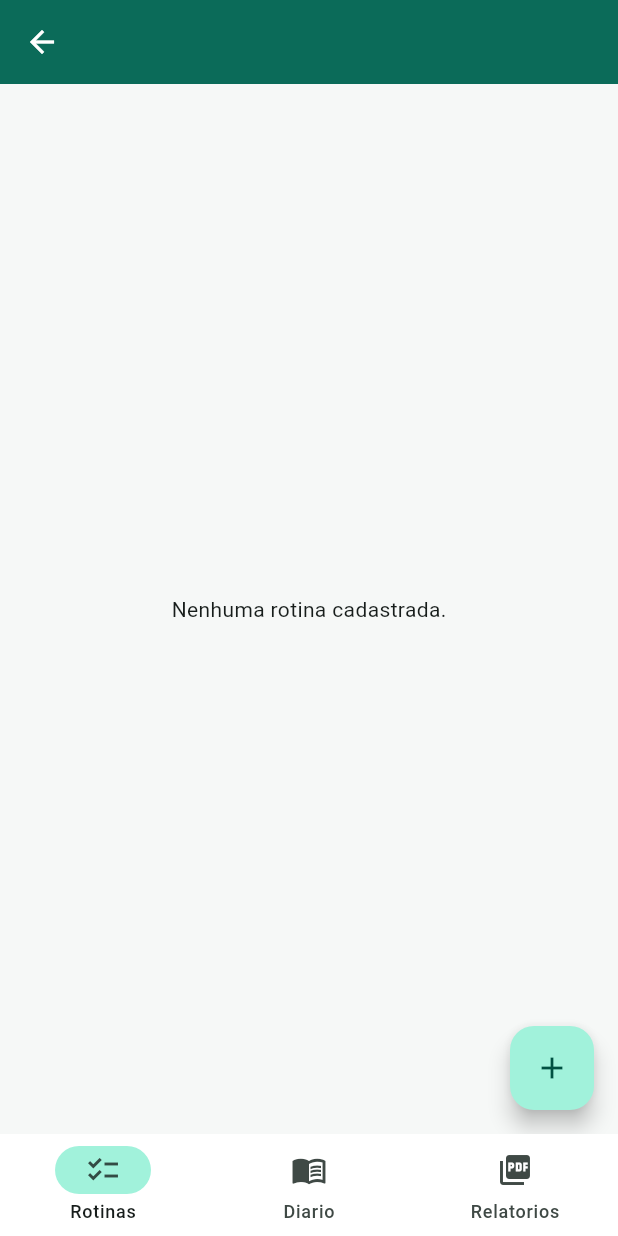
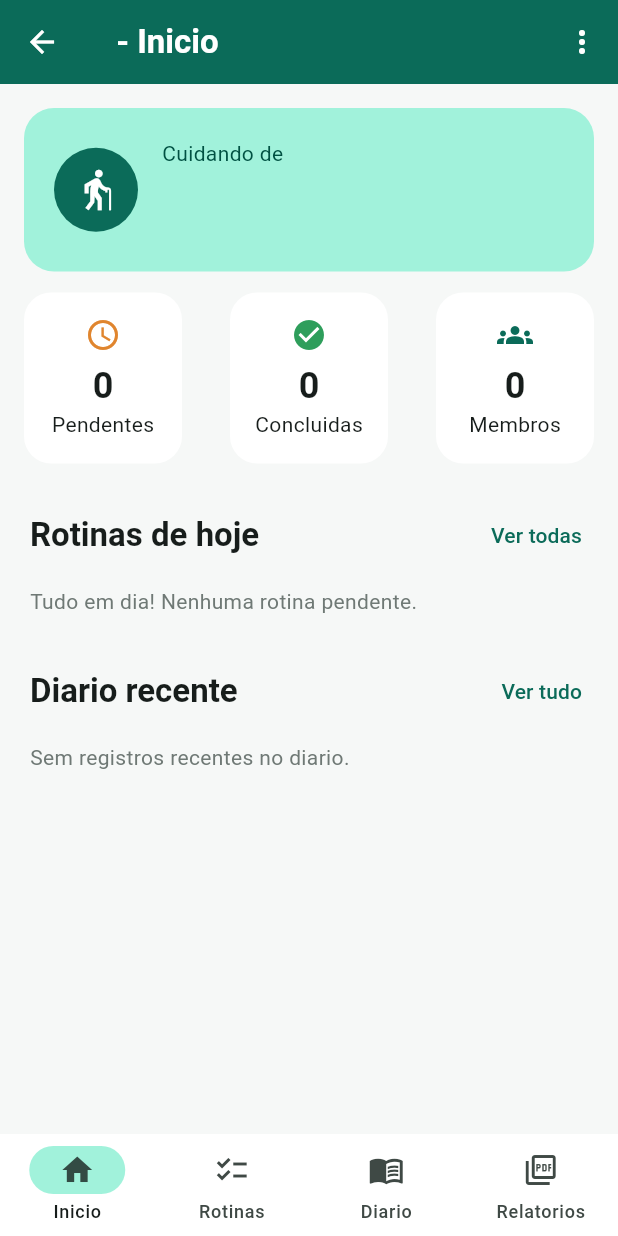
Before and after one commit to TheDorival/cuida-bem, a Flutter app: the GrupoHomeScreen screen opened directly with empty values, on a phone screen of 412 x 824 dp. Run offline on Flutter 3.47's test engine with Material 3 defaults, Android fonts, the phone set to English and light mode, and no system bars; our stand-ins replace firebase_auth, firebase_core; accounts and stored records are empty; network calls fail.

Commit message:
feat: adiciona dashboard do grupo com resumo do dia e navegacao em quatro abas

```diff
--- /dev/null
+++ b/app/lib/screens/dashboard_screen.dart
@@ -0,0 +1,173 @@
+import 'package:flutter/material.dart';
+import 'package:provider/provider.dart';
+import 'package:intl/intl.dart';
+import '../config/rotulos.dart';
+import '../models/grupo.dart';
+import '../providers/rotina_provider.dart';
+import '../providers/diario_provider.dart';
+import '../widgets/visao_estado.dart';
+
+/// Tela inicial do grupo com resumo do dia (rotinas pendentes, diario recente).
+class DashboardScreen extends StatefulWidget {
+  final Grupo grupo;
+  final void Function(int destino) aoIrPara;
+  const DashboardScreen({super.key, required this.grupo, required this.aoIrPara});
+
+  @override
+  State<DashboardScreen> createState() => _DashboardScreenState();
+}
+
+class _DashboardScreenState extends State<DashboardScreen> {
+  final _hora = DateFormat('HH:mm');
+  final _data = DateFormat('dd/MM HH:mm');
+
+  @override
+  void initState() {
+    super.initState();
+    WidgetsBinding.instance.addPostFrameCallback((_) => _carregar());
+  }
+
+  Future<void> _carregar() async {
+    await context.read<RotinaProvider>().carregar(widget.grupo.id);
+    if (mounted) await context.read<DiarioProvider>().carregar(widget.grupo.id);
+  }
+
+  @override
+  Widget build(BuildContext context) {
+    final cor = Theme.of(context).colorScheme;
+    final rotinaProv = context.watch<RotinaProvider>();
+    final diarioProv = context.watch<DiarioProvider>();
+
+    final rotinas = rotinaProv.rotinas;
+    final pendentes = rotinas.where((r) => r.status == 'PENDENTE').toList();
+    final concluidas = rotinas.where((r) => r.status == 'CONCLUIDA').length;
+    final recentes = diarioProv.entradas.reversed.take(3).toList();
+
+    return RefreshIndicator(
+      onRefresh: _carregar,
+      child: ListView(
+        padding: const EdgeInsets.only(bottom: 24),
+        children: [
+          // Cabecalho de boas-vindas
+          Container(
+            margin: const EdgeInsets.fromLTRB(16, 16, 16, 8),
+            padding: const EdgeInsets.all(20),
+            decoration: BoxDecoration(
+              color: cor.primaryContainer,
+              borderRadius: BorderRadius.circular(20),
+            ),
+            child: Row(
+              children: [
+                CircleAvatar(
+                  radius: 28,
+                  backgroundColor: cor.primary,
+                  child: const Icon(Icons.elderly, color: Colors.white, size: 30),
+                ),
+                const SizedBox(width: 16),
+                Expanded(
+                  child: Column(
+                    crossAxisAlignment: CrossAxisAlignment.start,
+                    children: [
+                      Text('Cuidando de', style: TextStyle(color: cor.onPrimaryContainer)),
+                      Text(widget.grupo.nomeIdoso,
+                          style: Theme.of(context).textTheme.titleLarge?.copyWith(
+                              color: cor.onPrimaryContainer, fontWeight: FontWeight.bold)),
+                      Text(widget.grupo.nome, style: TextStyle(color: cor.onPrimaryContainer)),
+                    ],
+                  ),
+                ),
+              ],
+            ),
+          ),
+
+          // Resumo em numeros
+          Row(
+            children: [
+              _resumo(context, '${pendentes.length}', 'Pendentes', Icons.schedule, const Color(0xFFE0852E)),
+              _resumo(context, '$concluidas', 'Concluidas', Icons.check_circle, const Color(0xFF2E9E5B)),
+              _resumo(context, '${widget.grupo.membros.length}', 'Membros', Icons.groups, cor.primary),
+            ],
+          ),
+
+          // Rotinas de hoje
+          _tituloSecao(context, 'Rotinas de hoje', 'Ver todas', () => widget.aoIrPara(1)),
+          if (rotinaProv.carregando)
+            const Padding(padding: EdgeInsets.all(24), child: Carregando())
+          else if (pendentes.isEmpty)
+            _vazioInline(context, 'Tudo em dia! Nenhuma rotina pendente.')
+          else
+            ...pendentes.take(3).map((r) {
+              final v = visualTipo(r.tipo);
+              return Card(
+                child: ListTile(
+                  leading: CircleAvatar(backgroundColor: v.cor.withValues(alpha: 0.15), child: Icon(v.icone, color: v.cor)),
+                  title: Text(r.descricao),
+                  subtitle: Text('${v.rotulo} - ${r.horario}'),
+                  trailing: IconButton(
+                    icon: const Icon(Icons.done, color: Color(0xFF2E9E5B)),
+                    tooltip: 'Concluir',
+                    onPressed: () => context.read<RotinaProvider>().concluir(widget.grupo.id, r.id),
+                  ),
+                ),
+              );
+            }),
+
+          // Diario recente
+          _tituloSecao(context, 'Diario recente', 'Ver tudo', () => widget.aoIrPara(2)),
+          if (recentes.isEmpty)
+            _vazioInline(context, 'Sem registros recentes no diario.')
+          else
+            ...recentes.map((e) {
+              final v = visualCategoria(e.categoria);
+              return Card(
+                child: ListTile(
+                  leading: CircleAvatar(backgroundColor: v.cor.withValues(alpha: 0.15), child: Icon(v.icone, color: v.cor)),
+                  title: Text(e.descricao, maxLines: 2, overflow: TextOverflow.ellipsis),
+                  subtitle: Text('${v.rotulo} - ${_data.format(e.criadaEm)}'),
+                  trailing: e.importante ? const Icon(Icons.priority_high, color: Color(0xFFD9A407)) : null,
+                ),
+              );
+            }),
+        ],
+      ),
+    );
+  }
+
+  Widget _resumo(BuildContext context, String valor, String rotulo, IconData icone, Color cor) {
+    return Expanded(
+      child: Card(
+        child: Padding(
+          padding: const EdgeInsets.symmetric(vertical: 16),
+          child: Column(
+            children: [
+              Icon(icone, color: cor),
+              const SizedBox(height: 6),
+              Text(valor, style: Theme.of(context).textTheme.headlineSmall?.copyWith(fontWeight: FontWeight.bold)),
+              Text(rotulo, style: Theme.of(context).textTheme.bodyMedium),
+            ],
+          ),
+        ),
+      ),
+    );
+  }
+
+  Widget _tituloSecao(BuildContext context, String titulo, String acao, VoidCallback aoTocar) {
+    return Padding(
+      padding: const EdgeInsets.fromLTRB(20, 20, 12, 4),
+      child: Row(
+        mainAxisAlignment: MainAxisAlignment.spaceBetween,
+        children: [
+          Text(titulo, style: Theme.of(context).textTheme.titleLarge?.copyWith(fontWeight: FontWeight.w600)),
+          TextButton(onPressed: aoTocar, child: Text(acao)),
+        ],
+      ),
+    );
+  }
+
+  Widget _vazioInline(BuildContext context, String texto) {
+    return Padding(
+      padding: const EdgeInsets.symmetric(horizontal: 20, vertical: 8),
+      child: Text(texto, style: TextStyle(color: Theme.of(context).colorScheme.outline)),
+    );
+  }
+}
--- a/app/lib/screens/grupo_home_screen.dart
+++ b/app/lib/screens/grupo_home_screen.dart
@@ -1,10 +1,14 @@
 import 'package:flutter/material.dart';
+import 'package:provider/provider.dart';
 import '../models/grupo.dart';
+import '../providers/session_provider.dart';
+import 'dashboard_screen.dart';
 import 'rotinas_screen.dart';
 import 'diario_screen.dart';
 import 'relatorios_screen.dart';
 
-/// Painel do grupo com navegacao entre Rotinas (UC003), Diario (UC004) e Relatorios (UC007).
+/// Painel do grupo: Inicio (dashboard), Rotinas (UC003), Diario (UC004) e
+/// Relatorios (UC007), com acoes de membros e sair na barra superior.
 class GrupoHomeScreen extends StatefulWidget {
   final Grupo grupo;
   const GrupoHomeScreen({super.key, required this.grupo});
@@ -15,23 +19,45 @@ class GrupoHomeScreen extends StatefulWidget {
 class _GrupoHomeScreenState extends State<GrupoHomeScreen> {
   int _indice = 0;
 
+  static const _titulos = ['Inicio', 'Rotinas', 'Diario', 'Relatorios'];
+
+  Future<void> _sair() async {
+    await context.read<SessionProvider>().sair();
+    if (mounted) Navigator.of(context).popUntil((r) => r.isFirst);
+  }
+
   @override
   Widget build(BuildContext context) {
     final telas = [
+      DashboardScreen(grupo: widget.grupo, aoIrPara: (i) => setState(() => _indice = i)),
       RotinasScreen(grupo: widget.grupo),
       DiarioScreen(grupo: widget.grupo),
       RelatoriosScreen(grupo: widget.grupo),
     ];
+
     return Scaffold(
-      appBar: AppBar(title: Text(widget.grupo.nome)),
+      appBar: AppBar(
+        title: Text('${widget.grupo.nome} - ${_titulos[_indice]}'),
+        actions: [
+          PopupMenuButton<String>(
+            onSelected: (v) {
+              if (v == 'sair') _sair();
+            },
+            itemBuilder: (_) => const [
+              PopupMenuItem(value: 'sair', child: Row(children: [Icon(Icons.logout), SizedBox(width: 8), Text('Sair')])),
+            ],
+          ),
+        ],
+      ),
       body: telas[_indice],
       bottomNavigationBar: NavigationBar(
         selectedIndex: _indice,
         onDestinationSelected: (i) => setState(() => _indice = i),
         destinations: const [
-          NavigationDestination(icon: Icon(Icons.checklist), label: 'Rotinas'),
-          NavigationDestination(icon: Icon(Icons.menu_book), label: 'Diario'),
-          NavigationDestination(icon: Icon(Icons.picture_as_pdf), label: 'Relatorios'),
+          NavigationDestination(icon: Icon(Icons.home_outlined), selectedIcon: Icon(Icons.home), label: 'Inicio'),
+          NavigationDestination(icon: Icon(Icons.checklist_outlined), selectedIcon: Icon(Icons.checklist), label: 'Rotinas'),
+          NavigationDestination(icon: Icon(Icons.menu_book_outlined), selectedIcon: Icon(Icons.menu_book), label: 'Diario'),
+          NavigationDestination(icon: Icon(Icons.picture_as_pdf_outlined), selectedIcon: Icon(Icons.picture_as_pdf), label: 'Relatorios'),
         ],
       ),
     );
```
Also changed, not shown: app/lib/providers/grupo_provider.dart (+21 -1 lines), app/lib/services/fake_api_client.dart (+12 -1 lines).
